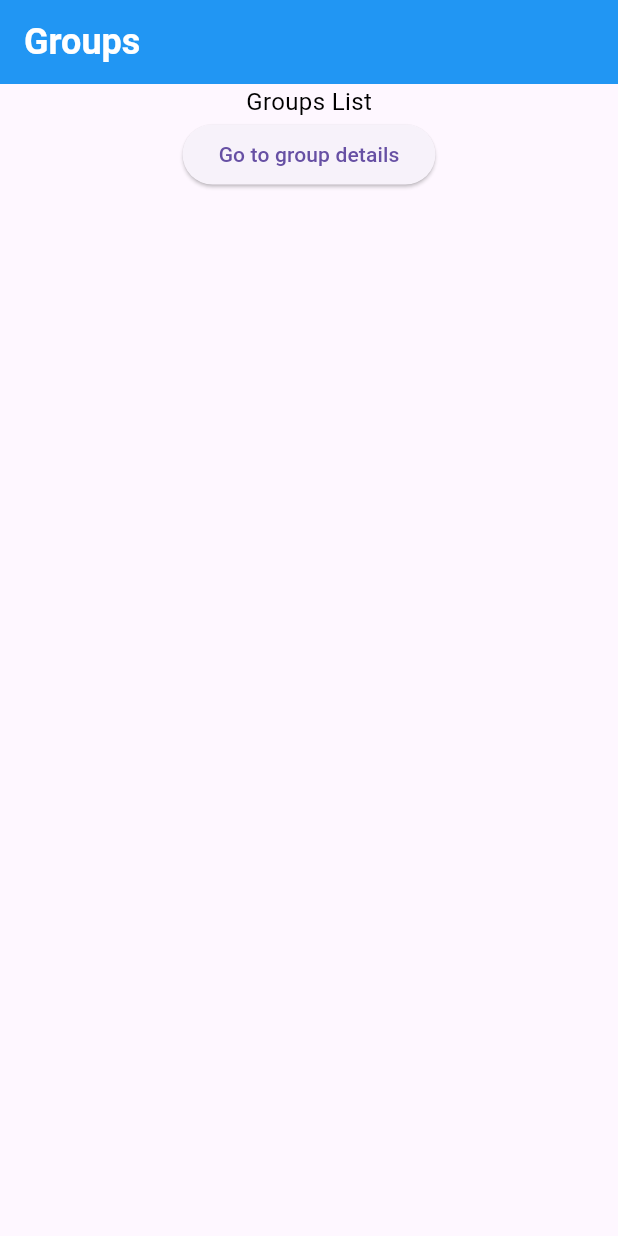
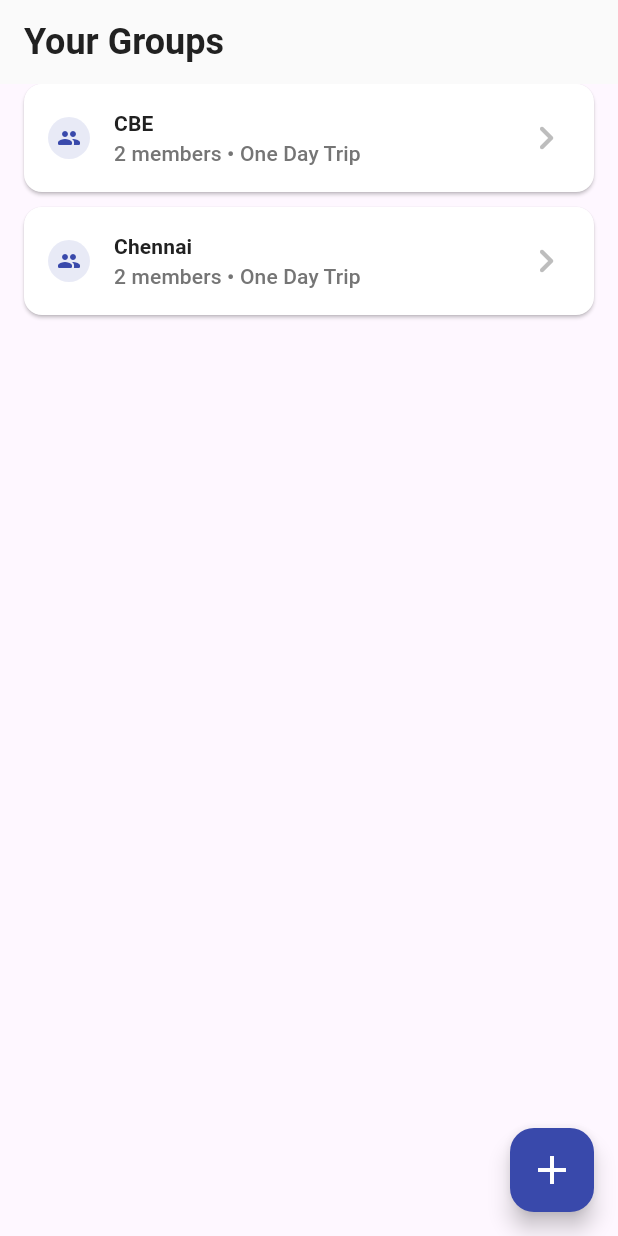
Before and after one commit to BhadriPrabhu/expense_split, a Flutter app: the screen it shows after launch, on a phone screen of 412 x 824 dp. Run offline on Flutter 3.47's test engine with Material 3 defaults, Android fonts, the phone set to English and light mode, and no system bars.

Commit message:
feat(ui): ui for groupScreen and routing enhancements

```diff
--- a/lib/app_routes.dart
+++ b/lib/app_routes.dart
@@ -7,13 +7,14 @@ class AppRoutes {
   static const String group = '/';
   static const String bottomNav = '/bottomNav';
 
-  static Route<dynamic> genarateRoute(RouteSettings settings){
+  static Route<dynamic> generateRoute(RouteSettings settings){
+    final arg = settings.arguments;
     switch(settings.name){
       case group:
       return MaterialPageRoute(builder: (_) => GroupScreen(),);
 
       case bottomNav:
-      return MaterialPageRoute(builder: (_) => BottomNavScreen());
+      return MaterialPageRoute(builder: (_) => BottomNavScreen(groupId: (arg as String?) ?? ''), settings: settings);
 
       default:
       return MaterialPageRoute(builder: (_) => Scaffold(body: Center(child: Text("No route is defined for ${settings.name}"),),));
--- a/lib/core/constants/app_colors.dart
+++ b/lib/core/constants/app_colors.dart
@@ -1,7 +1,7 @@
 import 'package:flutter/material.dart';
 
 class AppColors {
-  final appbarBgColor = Colors.blue;
-  final appbarTitleColor = Colors.white;
-  final centerTextColor = Colors.black;
+  final appbarBgColor = Colors.grey[50];
+  final appbarTitleColor = Colors.grey[900];
+  final centerTextColor = Colors.grey[900];
 }
--- a/lib/core/constants/app_text_styles.dart
+++ b/lib/core/constants/app_text_styles.dart
@@ -8,11 +8,11 @@ class AppTextStyles {
     fontWeight: FontWeight.bold,
     fontSize: 24.0,
   );
-  final centerTextStyle = TextStyle(
+  final sectionTitleStyle = TextStyle(
     color: AppColors().centerTextColor,
     fontFamily: 'Roboto',
     fontSize: 16.0,
-    fontWeight: FontWeight.w400,
+    fontWeight: FontWeight.w900,
   );
   final bottomNavbarUnselectedText = TextStyle(
     fontFamily: 'Roboto',
--- a/lib/core/constants/strings.dart
+++ b/lib/core/constants/strings.dart
@@ -1,11 +1,11 @@
 class AppStrings {
   String expenseAppbarTitle = "Expenses";
-  String groupAppbarTitle = "Groups";
+  String groupAppbarTitle = "Your Groups";
   String settlementAppbarTitle = "Settlement";
   String expenseNavbarText = "Expenses";
   String groupNavbarText = "Groups";
   String settlementNavbarText = "Settlement";
   String expenseCenterText = "Expenses tab";
-  String groupCenterText = "Groups List";
+  String groupSectionTitle = "Your Groups";
   String settlementCenterText = "Settlement Page";
 }
--- a/lib/features/groups/presentation/pages/group_screen.dart
+++ b/lib/features/groups/presentation/pages/group_screen.dart
@@ -1,26 +1,134 @@
+// import 'dart:ffi';
+
 import 'package:flutter/material.dart';
 import 'package:split_arch/app_routes.dart';
+// import 'package:split_arch/app_routes.dart';
 import 'package:split_arch/core/constants/app_colors.dart';
 import 'package:split_arch/core/constants/app_text_styles.dart';
 import 'package:split_arch/core/constants/strings.dart';
+import 'package:split_arch/features/groups/domain/entities/group_list.dart';
+import 'package:split_arch/features/groups/domain/entities/member.dart';
 
 class GroupScreen extends StatelessWidget {
+  final List<Member> memList = [
+    Member(memId: '1', name: "Bhadri", desc: ""),
+    Member(memId: '2', name: "XYZ", desc: ""),
+  ];
+  late final List<GroupList> list = [
+    GroupList(id: '1', title: "CBE", list: memList, desc: "One Day Trip"),
+    GroupList(id: '3', title: "Chennai", list: memList, desc: "One Day Trip"),
+  ];
+
   @override
-  Widget build(BuildContext context){
+  Widget build(BuildContext context) {
     return Scaffold(
       appBar: AppBar(
-        title: Text(AppStrings().groupAppbarTitle, style: AppTextStyles().appBarTitleStyle,),
+        title: Text(
+          AppStrings().groupAppbarTitle,
+          style: AppTextStyles().appBarTitleStyle,
+        ),
         backgroundColor: AppColors().appbarBgColor,
       ),
-      body: Center(
+      body: Padding(
+        padding: EdgeInsets.symmetric(horizontal: 16),
         child: Column(
+          crossAxisAlignment: CrossAxisAlignment.start,
           children: [
-            Text(AppStrings().groupCenterText, style: AppTextStyles().centerTextStyle,),
-            ElevatedButton(onPressed: () {
-              Navigator.pushNamed(context, AppRoutes.bottomNav);
-            }, child: Text("Go to group details"))
+            // Padding(
+            //   padding: EdgeInsets.symmetric(vertical: 12.0),
+            //   child: Text(
+            //     AppStrings().groupSectionTitle,
+            //     style: AppTextStyles().sectionTitleStyle,
+            //     textAlign: TextAlign.start,
+            //   ),
+            // ),
+            Expanded(
+              child: ListView.separated(
+                itemCount: list.length,
+                separatorBuilder:
+                    (context, index) => const SizedBox(height: 10.0),
+                itemBuilder: (context, index) {
+                  final currList = list[index];
+                  return ElevatedButton(
+                    onPressed: () {
+                      Navigator.pushNamed(
+                        context,
+                        AppRoutes.bottomNav,
+                        arguments: currList.id,
+                      );
+                    },
+                    style: TextButton.styleFrom(
+                      shape: RoundedRectangleBorder(
+                        borderRadius: BorderRadius.circular(12),
+                      ),
+                      padding: EdgeInsets.all(16),
+                      backgroundColor: Colors.white,
+                      foregroundColor: Colors.black.withOpacity(0.04),
+                    ),
+                    // child: Padding(
+                    //   padding: EdgeInsets.symmetric(vertical: 0,),
+                    child: Row(
+                      mainAxisAlignment: MainAxisAlignment.spaceBetween,
+                      children: [
+                        Row(
+                          children: [
+                            Container(
+                              padding: EdgeInsets.all(6),
+                              decoration: BoxDecoration(
+                                borderRadius: BorderRadius.circular(16),
+                                color: Colors.indigo[50],
+                              ),
+                              child: Icon(
+                                Icons.group_rounded,
+                                color: Colors.indigo[600],
+                                size: 16.0,
+                              ),
+                            ),
+                            SizedBox(width: 16.0),
+                            Column(
+                              crossAxisAlignment: CrossAxisAlignment.start,
+                              children: [
+                                Text(
+                                  currList.title,
+                                  style: TextStyle(
+                                    fontWeight: FontWeight.bold,
+                                    fontFamily: 'Roboto',
+                                    color: Colors.grey[900],
+                                  ),
+                                ),
+                                Text(
+                                  "${currList.memCount} members \u2022 ${currList.desc}",
+                                  style: TextStyle(
+                                    fontWeight: FontWeight.w500,
+                                    fontFamily: 'Roboto',
+                                    color: Colors.grey[600],
+                                  ),
+                                ),
+                              ],
+                            ),
+                          ],
+                        ),
+                        Icon(Icons.chevron_right_rounded, color: Colors.grey[400], size: 32.0,)
+                      ],
+                    ),
+                  );
+                  // );
+                },
+              ),
+            ),
           ],
-        )
+        ),
+      ),
+
+      floatingActionButton: Semantics(
+        child: FloatingActionButton(
+          onPressed: () {},
+          backgroundColor: Colors.indigo[600],
+          shape: RoundedRectangleBorder(
+            borderRadius: BorderRadius.circular(16),
+          ),
+          child: Icon(Icons.add, color: Colors.white, weight: 700, size: 32.0),
+        ),
       ),
     );
   }
--- a/lib/main.dart
+++ b/lib/main.dart
@@ -13,7 +13,8 @@ class MainApp extends StatelessWidget {
   Widget build(BuildContext context) {
     return MaterialApp(
       initialRoute: AppRoutes.group,
-      onGenerateRoute: AppRoutes.genarateRoute,
+      onGenerateRoute: AppRoutes.generateRoute,
+      debugShowCheckedModeBanner: false,
     );
   }
 }
```
Also changed, not shown: lib/bottom_nav_screen.dart (+42 -13 lines), lib/features/expenses/presentation/pages/expenses_screen.dart (+8 -10 lines), lib/features/settlement/presentation/pages/settlement_screen.dart (+8 -8 lines).
